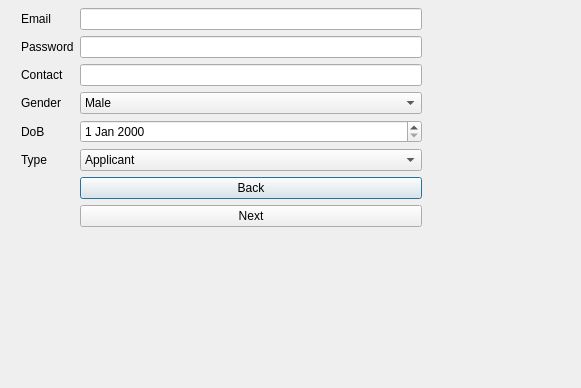
First picture: the form in EmploymentAgency/signup.ui, repository nhatchung14/EmploymentAgency, before the edit; both pictures show x 139 to 720 and y 92 to 480 of the 720 by 480 pixel window.
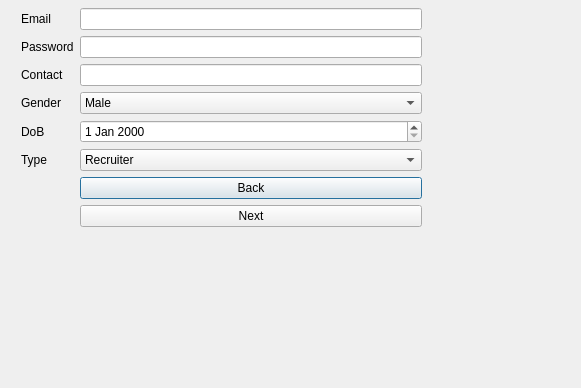
Second picture: the form after the edit.

The edit to the form file:
```diff
--- a/EmploymentAgency/signup.ui
+++ b/EmploymentAgency/signup.ui
@@ -13,7 +13,7 @@
   <property name="windowTitle">
    <string>Employment Agency</string>
   </property>
-  <widget class="QWidget" name="">
+  <widget class="QWidget" name="layoutWidget">
    <property name="geometry">
     <rect>
      <x>160</x>
@@ -74,7 +74,7 @@
      <widget class="QComboBox" name="comboBox_type">
       <item>
        <property name="text">
-        <string>Applicant</string>
+        <string>Recruiter</string>
        </property>
       </item>
       <item>
```
Left out of the diff: 8 changed lines with no effect on the pictures.
